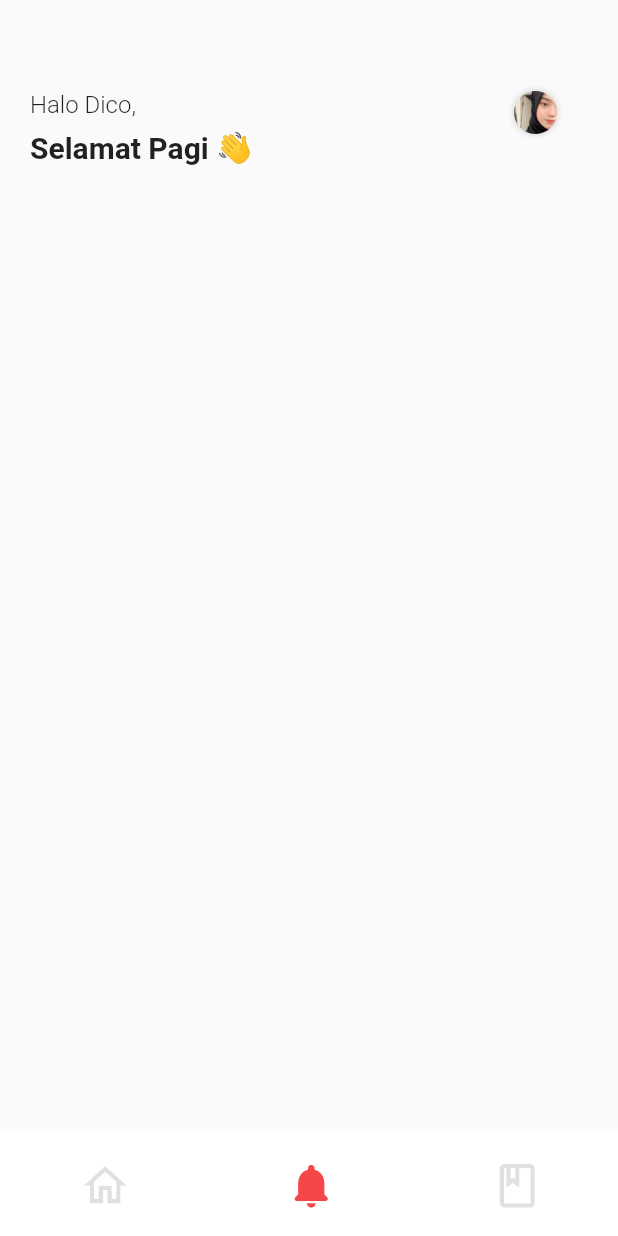
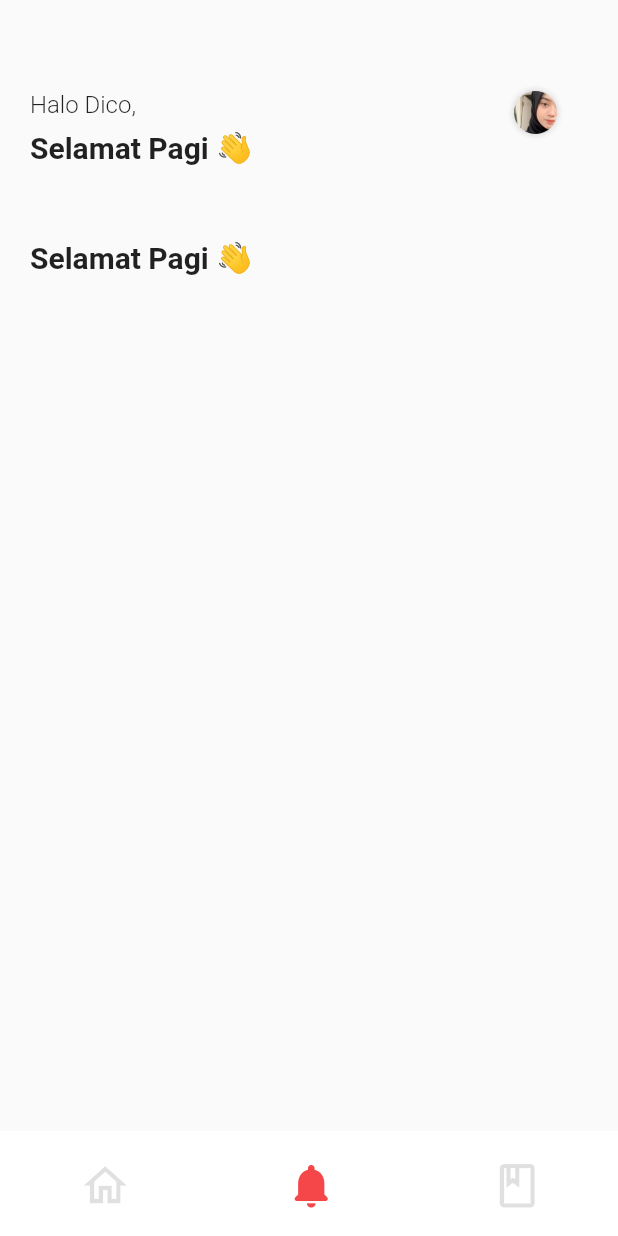
Before and after one commit to Haritsdev0981/resep.makanan, a Flutter app: the screen it shows after launch, item 2 of the bottom bar chosen, on a phone screen of 412 x 824 dp. Run offline on Flutter 3.47's test engine with Material 2 defaults, Android fonts, the phone set to English and light mode, and no system bars.

Commit message:
niganiganigaa carai

```diff
--- a/lib/Screen/homepage.dart
+++ b/lib/Screen/homepage.dart
@@ -1,10 +1,10 @@
 import 'package:flutter/material.dart';
 import 'package:submission_dicoding/page/bookmarkscreen.dart';
 import 'package:submission_dicoding/page/homescreen.dart';
+import 'package:submission_dicoding/page/notificationscreen.dart';
+
 //menghapus import dari file ini ke notification.dart
 import 'package:submission_dicoding/widget/appBar.dart';
-
-import 'notificationpage.dart';
 
 //Menambahkan Const pada setiap widget yang tetap
 
--- a/lib/Screen/notificationpage.dart
+++ /dev/null
@@ -1,15 +0,0 @@
-import 'package:flutter/material.dart';
-
-class NotificationScreen extends StatefulWidget {
-  const NotificationScreen({Key? key}) : super(key: key);
-
-  @override
-  State<NotificationScreen> createState() => _NotificationScreenState();
-}
-
-class _NotificationScreenState extends State<NotificationScreen> {
-  @override
-  Widget build(BuildContext context) {
-    return Container();
-  }
-}
--- a/lib/page/bookmarkscreen.dart
+++ b/lib/page/bookmarkscreen.dart
@@ -1,7 +1,7 @@
 import 'package:flutter/material.dart';
 
 class BookmarkScreen extends StatelessWidget {
-  const BookmarkScreen({ Key? key }) : super(key: key);
+  const BookmarkScreen({Key? key}) : super(key: key);
 
   @override
   Widget build(BuildContext context) {
--- a/lib/page/notificationscreen.dart
+++ b/lib/page/notificationscreen.dart
@@ -1,19 +1,30 @@
 import 'package:flutter/material.dart';
 
 class NotificationScreen extends StatelessWidget {
-  const NotificationScreen({ Key? key }) : super(key: key);
+  const NotificationScreen({Key? key}) : super(key: key);
 
   @override
   Widget build(BuildContext context) {
-    return Container(
-      color: const Color(0xffC4DFCB),
-      child: Center(
-        child: Text(
-          "Page Number 2",
-          style: TextStyle(
-            color: Colors.green[900],
-            fontSize: 45,
-            fontWeight: FontWeight.w500,
+    return Scaffold(
+      appBar: PreferredSize(
+        preferredSize: const Size.fromHeight(100.0),
+        child: Container(
+          child: Padding(
+            padding: const EdgeInsets.only(top: 10),
+            child: Padding(
+              padding: const EdgeInsets.only(top: 50, left: 20, right: 20),
+              child: Column(
+                mainAxisAlignment: MainAxisAlignment.start,
+                crossAxisAlignment: CrossAxisAlignment.start,
+                children: const [
+                  Text(
+                    "Selamat Pagi 👋",
+                    style: TextStyle(
+                        fontWeight: FontWeight.bold, fontSize: 20),
+                  )
+                ],
+              ),
+            ),
           ),
         ),
       ),
```
Also changed, not shown: lib/page/homescreen.dart (+4 -4 lines).
